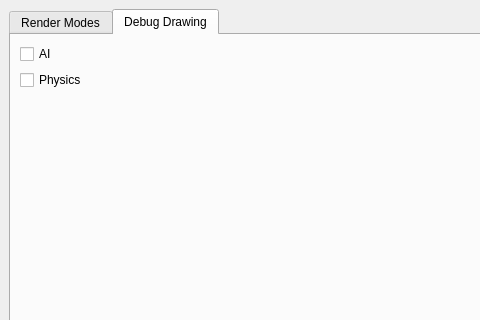
This is src/PGSEditor/renderingdockwidget.ui in madrenegade/PGameStudio as Qt 5 draws it before an edit; both pictures show x 0 to 480 and y 0 to 320 of the 724 by 515 pixel window. The edited form follows.
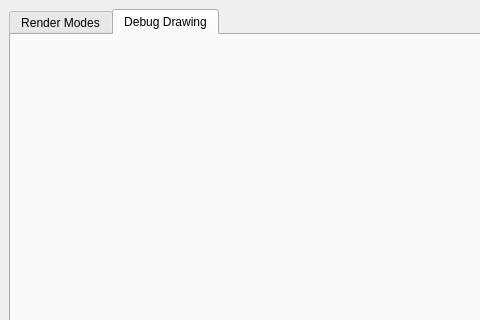
This is the edited form.

The edit to the form file:
```diff
--- a/src/PGSEditor/renderingdockwidget.ui
+++ b/src/PGSEditor/renderingdockwidget.ui
@@ -53,20 +53,9 @@
         <string>Debug Drawing</string>
        </attribute>
        <layout class="QFormLayout" name="formLayout_2">
-        <item row="0" column="0">
-         <widget class="QCheckBox" name="checkBoxDebugAI">
-          <property name="text">
-           <string>AI</string>
-          </property>
-         </widget>
-        </item>
-        <item row="1" column="0">
-         <widget class="QCheckBox" name="checkBoxDebugPhysics">
-          <property name="text">
-           <string>Physics</string>
-          </property>
-         </widget>
-        </item>
+        <property name="fieldGrowthPolicy">
+         <enum>QFormLayout::AllNonFixedFieldsGrow</enum>
+        </property>
        </layout>
       </widget>
      </widget>
```
